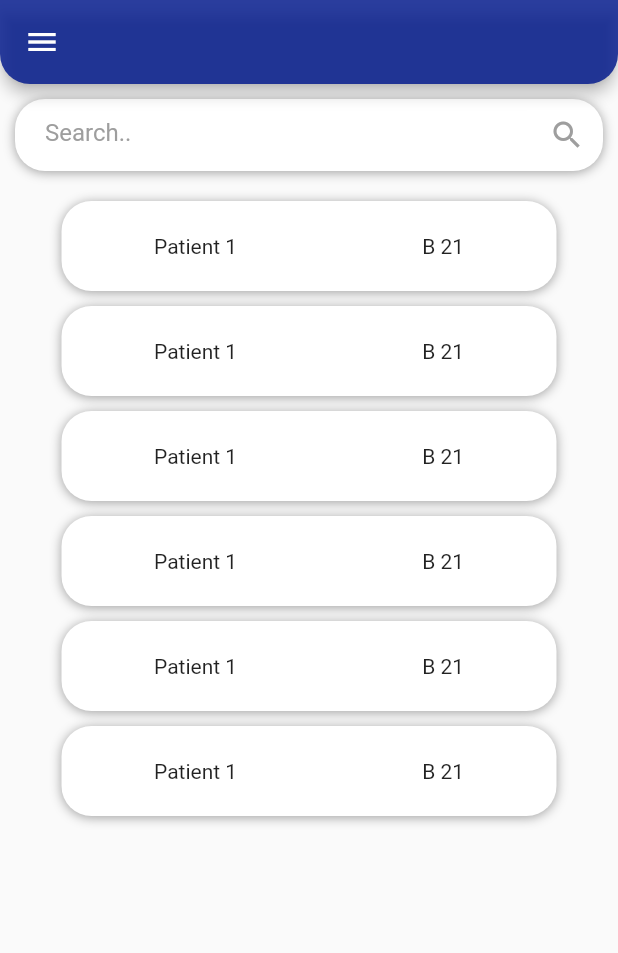
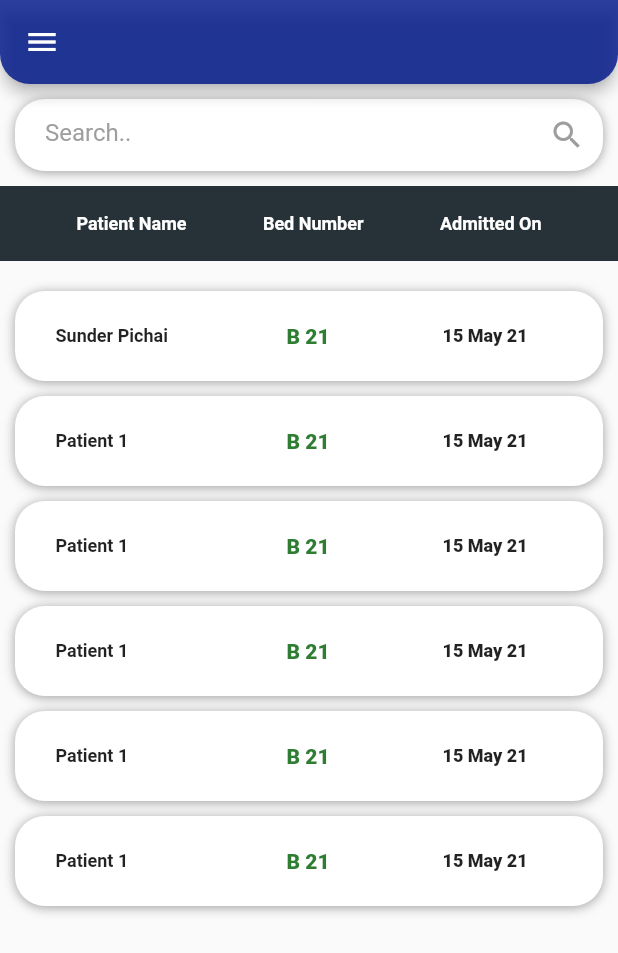
Before and after one commit to kecians/Covid-Data-Hub, a Flutter app: the NurseLogin screen opened by its route, on a phone screen of 412 x 824 dp. Shown: the top 953 px of the screen. Run offline on Flutter 3.47's test engine with Material 2 defaults, Android fonts, the phone set to English and light mode, and no system bars; our stand-ins replace animated_text_kit, flutter_progress_hud, flutter_spinkit, flutter_svg; statements that could not run were skipped.

```diff
--- a/lib/Components/Drawer.dart
+++ b/lib/Components/Drawer.dart
@@ -1,7 +1,6 @@
 import 'package:flutter/material.dart';
 import 'package:patient_status_app/Screens/LoadingScreen.dart';
 import 'package:patient_status_app/Screens/Nurses/NurseLogin.dart';
-import 'package:patient_status_app/Screens/Status.dart';
 class MyDrawer extends StatelessWidget {
   final String name,designation;
   const MyDrawer({Key key, this.name, this.designation});
--- a/lib/Components/PatientListCard.dart
+++ b/lib/Components/PatientListCard.dart
@@ -1,9 +1,9 @@
 import 'package:flutter/material.dart';
 class PatientListCard extends StatelessWidget {
   const PatientListCard({
-    this.patientName,this.bedNo,this.onPress
+    this.patientName,this.bedNo,this.onPress,this.admittedOn
   });
-  final String patientName,bedNo;
+  final String patientName,bedNo,admittedOn;
   final Function onPress;
   @override
   Widget build(BuildContext context) {
@@ -15,11 +15,27 @@ class PatientListCard extends StatelessWidget {
           mainAxisAlignment: MainAxisAlignment.spaceAround,
           children: [
 
-            Text(
-                patientName
+            Container(
+              width: 100,
+              child: Text(
+                  patientName,
+                overflow: TextOverflow.fade,
+                style: TextStyle(fontWeight: FontWeight.w600,fontSize: 12),
+              ),
             ),
-            Text(
-                bedNo
+            Container(
+              width: 50,
+              child: Text(
+                  bedNo
+                  ,style: TextStyle(fontWeight: FontWeight.w800,color: Colors.green[800]),
+              ),
+            ),
+            Container(
+              width: 80,
+              child: Text(
+                admittedOn,
+                style: TextStyle(fontWeight: FontWeight.w800,fontSize: 12),
+              ),
             )
           ],
         ),
--- /dev/null
+++ b/lib/Model/PatientCardFunc.dart
@@ -0,0 +1,10 @@
+class PatientCardFunc{
+  final String name;
+  final String BedNo;
+  final String AdmtOn;
+  PatientCardFunc({this.name,this.AdmtOn,this.BedNo});
+
+  void clickOn(){
+
+  }
+}
--- a/lib/Screens/Home.dart
+++ b/lib/Screens/Home.dart
@@ -111,7 +111,7 @@ class _HomeState extends State<Home> {
                               Text('Or',style: TextStyle(fontWeight: FontWeight.w900,fontSize: 16),),
                               SizedBox(height: 10,),
                               RoundButton(color: Color(0XFFD5031A8D),text: "Test Button", textColor: Colors.white,
-                                onpress: (){ Navigator.pushNamed(context, NurseLogin.id);},height: 50,width: 260,),
+                                onpress: (){},height: 50,width: 260,),
 
                             ],
                           ),
--- a/lib/Screens/Nurses/NurseLogin.dart
+++ b/lib/Screens/Nurses/NurseLogin.dart
@@ -4,7 +4,10 @@ import 'package:patient_status_app/Components/Drawer.dart';
 import 'package:patient_status_app/Components/PatientListCard.dart';
 import 'package:patient_status_app/Components/RoundButton.dart';
 import 'package:patient_status_app/Components/SearchBar.dart';
+import 'package:patient_status_app/Model/Networking.dart';
+import 'package:patient_status_app/Screens/Patient/PatientDetails.dart';
 import 'package:patient_status_app/Screens/Patient/PatientForm.dart';
+import 'package:patient_status_app/Utilities/constants.dart';
 
 enum Bed{
    OxygenBed,
@@ -34,6 +37,7 @@ class _NurseLoginState extends State<NurseLogin> {
     // TODO: implement initState
     super.initState();
     data(widget.data);
+    Networking().getPatientList(widget.data[3]);
   }
   @override
   Widget build(BuildContext context) {
@@ -43,23 +47,37 @@ class _NurseLoginState extends State<NurseLogin> {
         appBar: AppBar(backgroundColor: Color(0XFFD5031A8D),shape: RoundedRectangleBorder(
           borderRadius: BorderRadius.only(bottomRight: Radius.circular(20),bottomLeft: Radius.circular(20))
         ),),
-        body: ListView(
-
+        body: Column(
           children: [
             SizedBox(height: 10,),
             SearchBar(),
             SizedBox(height: 10,),
-            Column(
+            Container(child: Row(
+              mainAxisAlignment: MainAxisAlignment.spaceEvenly,
               children: [
-                 PatientListCard(patientName: 'Patient 1',bedNo: 'B 21',onPress: (){Navigator.pushNamed(context, PatientForm.id);}),
-                PatientListCard(patientName: 'Patient 1',bedNo: 'B 21',),
-                PatientListCard(patientName: 'Patient 1',bedNo: 'B 21',),
-                PatientListCard(patientName: 'Patient 1',bedNo: 'B 21',),
-                PatientListCard(patientName: 'Patient 1',bedNo: 'B 21',),
-                PatientListCard(patientName: 'Patient 1',bedNo: 'B 21',),
+                Text('Patient Name',style: kwhite),
+                Text('Bed Number',style: kwhite),
+                Text('Admitted On',style: kwhite)
+              ],
+            ),height: 50,width: double.infinity,
+              color: Colors.blueGrey[900],
+            ),
+            SizedBox(height: 10,),
+            Expanded(child: Padding(
+              padding: const EdgeInsets.only(left: 10,right: 10),
+              child: ListView(
+                children: [
+                  PatientListCard(patientName: 'Sunder Pichai',bedNo: 'B 21',admittedOn: "15 May 21",onPress: (){Navigator.push(context, MaterialPageRoute(builder:(context){return PatientDetails();}));}),
+                  PatientListCard(patientName: 'Patient 1',bedNo: 'B 21',admittedOn: "15 May 21"),
+                  PatientListCard(patientName: 'Patient 1',bedNo: 'B 21',admittedOn: "15 May 21"),
+                  PatientListCard(patientName: 'Patient 1',bedNo: 'B 21',admittedOn: "15 May 21"),
+                  PatientListCard(patientName: 'Patient 1',bedNo: 'B 21',admittedOn: "15 May 21"),
+                  PatientListCard(patientName: 'Patient 1',bedNo: 'B 21',admittedOn: "15 May 21"),
 
-          ],
-        ),
+                ],
+              ),
+            ),
+            )
         ]
       ),
     )
--- a/lib/Utilities/constants.dart
+++ b/lib/Utilities/constants.dart
@@ -1,5 +1,4 @@
 import 'package:flutter/material.dart';
-
 const kInputDecorantion = InputDecoration(
 
   hintText: 'Enter text',
@@ -20,3 +19,11 @@ const kInputDecorantion = InputDecoration(
     borderRadius: BorderRadius.all(Radius.circular(32.0)),
   ),
 );
+
+const kwhite = TextStyle(
+  color: Colors.white,
+  fontWeight: FontWeight.w700,
+  fontSize: 12
+);
+const kdarkHeader = TextStyle(color: Colors.black,fontWeight: FontWeight.w900 ,fontSize: 16);
+const kdarkValue = TextStyle(color: Colors.blueGrey,fontWeight: FontWeight.w600,fontSize: 13);
--- a/lib/main.dart
+++ b/lib/main.dart
@@ -1,9 +1,7 @@
 import 'package:flutter/material.dart';
 import 'package:patient_status_app/Screens/Doctors/DoctorLogin.dart';
 import 'package:patient_status_app/Screens/Home.dart';
-import 'package:patient_status_app/Screens/LoadingScreen.dart';
 import 'package:patient_status_app/Screens/Nurses/NurseLogin.dart';
-import 'package:patient_status_app/Screens/Register.dart';
 import 'package:patient_status_app/Screens/Status.dart';
 
 import 'Screens/Patient/PatientForm.dart';
@@ -22,7 +20,6 @@ class Main extends StatelessWidget {
         Home.id : (context){return Home();},
         DoctorLogin.id  : (context){return DoctorLogin();},
         NurseLogin.id : (context){return NurseLogin();},
-        Register.id : (context){return Register();},
         Status.id : (context){return Status();},
         PatientForm.id : (context){return PatientForm();}
       },
```
Also changed, not shown: lib/Model/Networking.dart (+11 -1 lines), lib/Screens/Patient/PatientDetails.dart (added, +158 -0 lines), lib/Screens/Patient/PatientForm.dart (+51 -8 lines), lib/Screens/Register.dart (deleted, +0 -120 lines), lib/Model/valueSafe.dart (deleted).
